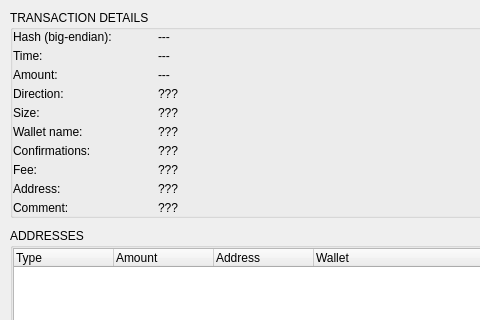
Before: the Qt Designer form BlockSettleUILib/TransactionDetailDialog.ui in BlockSettle/terminal, drawn with Qt 5; both pictures show x 0 to 480 and y 0 to 320 of the 640 by 480 pixel window.
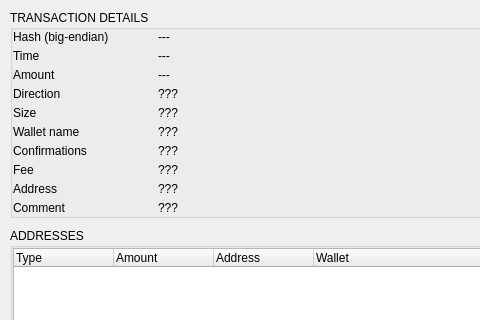
After: the same form once the commit is applied.

Commit message:
Removed colons from transaction details dialog.
Task-number: BST-1250

Patch:
```diff
--- a/BlockSettleUILib/TransactionDetailDialog.ui
+++ b/BlockSettleUILib/TransactionDetailDialog.ui
@@ -116,7 +116,7 @@
             </size>
            </property>
            <property name="text">
-            <string>Hash (big-endian):</string>
+            <string>Hash (big-endian)</string>
            </property>
           </widget>
          </item>
@@ -154,7 +154,7 @@
             </size>
            </property>
            <property name="text">
-            <string>Time:</string>
+            <string>Time</string>
            </property>
           </widget>
          </item>
@@ -189,7 +189,7 @@
             </size>
            </property>
            <property name="text">
-            <string>Amount:</string>
+            <string>Amount</string>
            </property>
           </widget>
          </item>
@@ -227,7 +227,7 @@
             </size>
            </property>
            <property name="text">
-            <string>Direction:</string>
+            <string>Direction</string>
            </property>
           </widget>
          </item>
@@ -262,7 +262,7 @@
             </size>
            </property>
            <property name="text">
-            <string>Size:</string>
+            <string>Size</string>
            </property>
           </widget>
          </item>
@@ -281,7 +281,7 @@
             </size>
            </property>
            <property name="text">
-            <string>Wallet name:</string>
+            <string>Wallet name</string>
            </property>
           </widget>
          </item>
@@ -316,7 +316,7 @@
             </size>
            </property>
            <property name="text">
-            <string>Confirmations:</string>
+            <string>Confirmations</string>
            </property>
           </widget>
          </item>
@@ -351,7 +351,7 @@
             </size>
            </property>
            <property name="text">
-            <string>Fee:</string>
+            <string>Fee</string>
            </property>
           </widget>
          </item>
@@ -386,7 +386,7 @@
             </size>
            </property>
            <property name="text">
-            <string>Address:</string>
+            <string>Address</string>
            </property>
           </widget>
          </item>
@@ -440,7 +440,7 @@
             </size>
            </property>
            <property name="text">
-            <string>Comment:</string>
+            <string>Comment</string>
            </property>
           </widget>
          </item>
```
